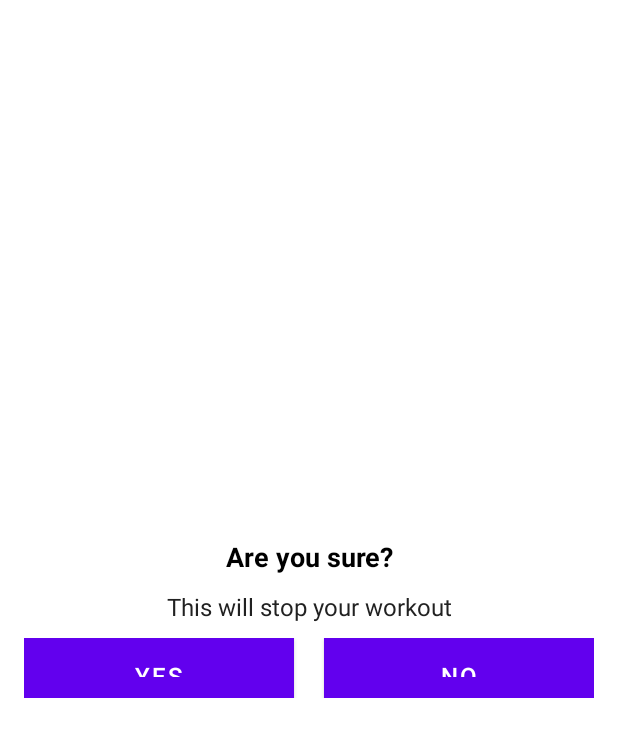
After one commit to Kasaklalita/7-Minuter-Workout-App, an Android app: the layout dialog_custom_back_confirmation.xml on its own in the app's theme, with its tools: preview values and no code run, on a phone screen of 412 x 824 dp. The commit adds this screen. Shown: the top 737 px of the screen. Run offline under Robolectric (Android 15) with nearby library versions, the phone set to English and light mode, and no system bars.

Commit message:
Setting up the customDialog for the backButton

```diff
--- a/app/src/main/java/com/example/a7minuteworkout/ExerciseActivity.kt
+++ b/app/src/main/java/com/example/a7minuteworkout/ExerciseActivity.kt
@@ -1,5 +1,6 @@
 package com.example.a7minuteworkout
 
+import android.app.Dialog
 import android.content.Intent
 import android.media.MediaPlayer
 import android.net.Uri
@@ -13,6 +14,7 @@
 import android.widget.Toast
 import androidx.recyclerview.widget.LinearLayoutManager
 import kotlinx.android.synthetic.main.activity_exercise.*
+import kotlinx.android.synthetic.main.dialog_custom_back_confirmation.*
 import java.util.*
 import kotlin.collections.ArrayList
 
@@ -44,7 +46,9 @@
         if (actionbar != null) {
             actionbar.setDisplayHomeAsUpEnabled(true)
         }
-        toolbar_exercise_activity.setNavigationOnClickListener { onBackPressed() }
+        toolbar_exercise_activity.setNavigationOnClickListener {
+            customDialogForBackButton()
+        }
 
         tts = TextToSpeech(this, this)
 
@@ -173,4 +177,17 @@
         exerciseAdapter = ExerciseStatusAdapter(exerciseList!!, this)
         rvExerciseStatus.adapter = exerciseAdapter
     }
+
+    private fun customDialogForBackButton() {
+        val customDialog = Dialog(this)
+        customDialog.setContentView(R.layout.dialog_custom_back_confirmation)
+        customDialog.tvYes.setOnClickListener {
+            finish()
+            customDialog.dismiss()
+        }
+        customDialog.tvNo.setOnClickListener {
+            customDialog.dismiss()
+        }
+        customDialog.show()
+    }
 }
--- /dev/null
+++ b/app/src/main/res/layout/dialog_custom_back_confirmation.xml
@@ -0,0 +1,63 @@
+<?xml version="1.0" encoding="utf-8"?>
+<LinearLayout xmlns:android="http://schemas.android.com/apk/res/android"
+    android:layout_width="match_parent"
+    android:layout_height="match_parent"
+    android:gravity="center"
+    android:orientation="vertical"
+    android:padding="16dp">
+
+    <TextView
+        android:layout_width="match_parent"
+        android:layout_height="wrap_content"
+        android:gravity="center"
+        android:text="Are you sure?"
+        android:textColor="@android:color/black"
+        android:textSize="18sp"
+        android:textStyle="bold" />
+
+    <TextView
+        android:layout_width="match_parent"
+        android:layout_height="wrap_content"
+        android:layout_marginStart="10dp"
+        android:layout_marginTop="10dp"
+        android:layout_marginEnd="10dp"
+        android:gravity="center"
+        android:text="This will stop your workout"
+        android:textColor="#212121"
+        android:textSize="16sp" />
+
+    <LinearLayout
+        android:layout_width="match_parent"
+        android:layout_height="wrap_content"
+        android:layout_marginTop="10dp"
+        android:orientation="horizontal">
+
+        <Button
+            android:id="@+id/tvYes"
+            android:layout_width="0dp"
+            android:layout_height="40dp"
+            android:layout_marginEnd="10dp"
+            android:layout_weight="1"
+            android:background="@color/colorAccent"
+            android:gravity="center"
+            android:padding="8dp"
+            android:text="YES"
+            android:textColor="#FFFFFF"
+            android:textSize="16sp" />
+
+        <Button
+            android:id="@+id/tvNo"
+            android:layout_width="0dp"
+            android:layout_height="40dp"
+            android:layout_marginStart="10dp"
+            android:layout_weight="1"
+            android:background="@color/colorAccent"
+            android:gravity="center"
+            android:padding="8dp"
+            android:text="NO"
+            android:textColor="#FFFFFF"
+            android:textSize="16sp" />
+    </LinearLayout>
+
+
+</LinearLayout>
```
